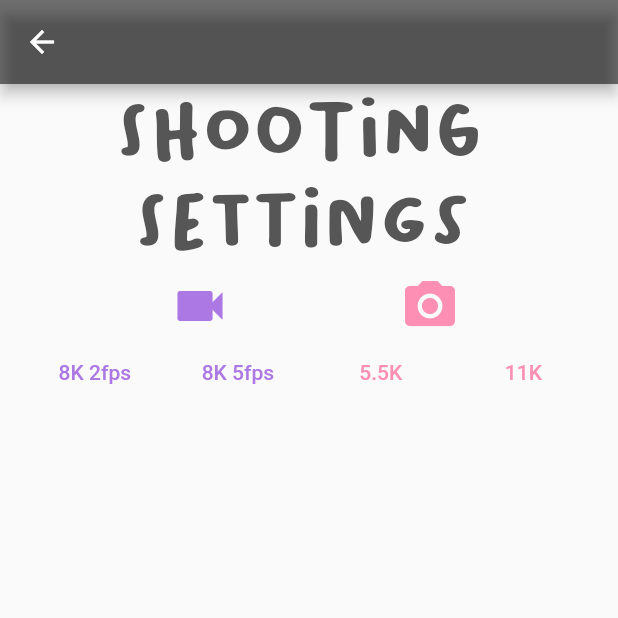
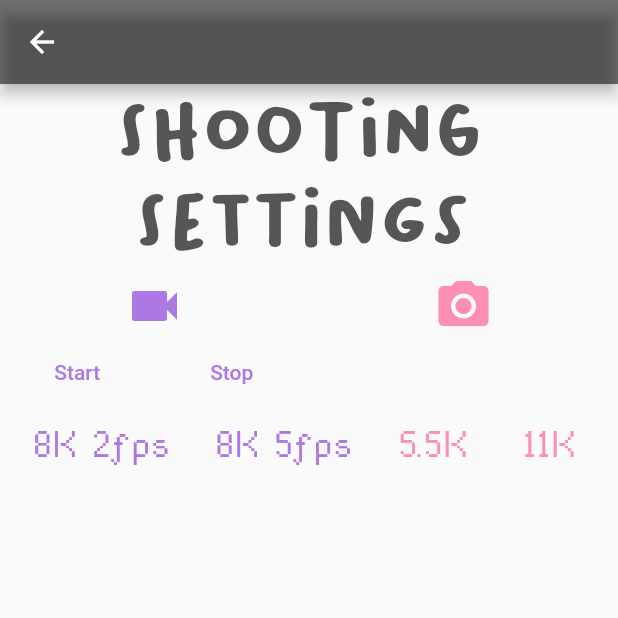
Before and after one commit to caitlynbakery/theta_x_bloc, a Flutter app: the VideoSettings screen opened directly, on a phone screen of 412 x 824 dp, the top half of it. Run offline on Flutter 3.47's test engine with Material 2 defaults, Android fonts, the phone set to English and light mode, and no system bars; our stand-ins replace bloc, equatable, flutter_bloc; missing offline and left inert: panorama.

Commit message:
added video start/stop buttons

```diff
--- a/lib/blocs/theta/theta_event.dart
+++ b/lib/blocs/theta/theta_event.dart
@@ -39,3 +39,7 @@ class SetVideo2FPSEvent extends ThetaEvent {}
 class SetImage5KEvent extends ThetaEvent {}
 
 class SetImage11KEvent extends ThetaEvent {}
+
+class StartCaptureEvent extends ThetaEvent {}
+
+class StopCaptureEvent extends ThetaEvent {}
--- a/lib/view/screens/video_settings.dart
+++ b/lib/view/screens/video_settings.dart
@@ -30,7 +30,9 @@ class VideoSettings extends StatelessWidget {
               Row(
                 mainAxisAlignment: MainAxisAlignment.spaceEvenly,
                 children: [
-                  IconButton(
+                  Expanded(
+                    flex: 2,
+                    child: IconButton(
                         onPressed: () {
                           context.read<ThetaBloc>().add(SetVideoModeEvent());
                         },
@@ -39,7 +41,10 @@ class VideoSettings extends StatelessWidget {
                           size: 40,
                           color: Color.fromARGB(255, 172, 120, 227),
                         )),
-                  IconButton(
+                  ),
+                  Expanded(
+                    flex: 2,
+                    child: IconButton(
                         onPressed: () {
                           context.read<ThetaBloc>().add(SetImageModeEvent());
                         },
@@ -47,7 +52,39 @@ class VideoSettings extends StatelessWidget {
                           Icons.camera_alt,
                           size: 40,
                           color: Color.fromARGB(255, 252, 143, 179),
-                      ))
+                        )),
+                  )
+                ],
+              ),
+              Row(
+                mainAxisAlignment: MainAxisAlignment.center,
+                children: [
+                  Expanded(
+                    flex: 1,
+                    child: TextButton(
+                        onPressed: () {
+                          context.read<ThetaBloc>().add(StartCaptureEvent());
+                        },
+                        child: Text(
+                          "Start",
+                          style: TextStyle(
+                              color: Color.fromARGB(255, 172, 120, 227)),
+                        )),
+                  ),
+                  Expanded(
+                    flex: 1,
+                    child: TextButton(
+                      onPressed: () {
+                        context.read<ThetaBloc>().add(StopCaptureEvent());
+                      },
+                      child: Text(
+                        "Stop",
+                        style: TextStyle(
+                            color: Color.fromARGB(255, 172, 120, 227)),
+                      ),
+                    ),
+                  ),
+                  Expanded(flex: 2, child: Container())
                 ],
               ),
               Row(
@@ -60,6 +97,8 @@ class VideoSettings extends StatelessWidget {
                       child: Text(
                         "8K 2fps",
                         style: TextStyle(
+                            fontFamily: 'RainyHearts',
+                            fontSize: 30,
                             color: Color.fromARGB(255, 172, 120, 227)),
                       )),
                   TextButton(
@@ -69,6 +108,8 @@ class VideoSettings extends StatelessWidget {
                       child: Text(
                         "8K 5fps",
                         style: TextStyle(
+                            fontFamily: 'RainyHearts',
+                            fontSize: 30,
                             color: Color.fromARGB(255, 172, 120, 227)),
                       )),
                   TextButton(
@@ -78,6 +119,8 @@ class VideoSettings extends StatelessWidget {
                       child: Text(
                         "5.5K",
                         style: TextStyle(
+                            fontFamily: 'RainyHearts',
+                            fontSize: 30,
                             color: Color.fromARGB(255, 252, 143, 179)),
                       )),
                   TextButton(
@@ -87,10 +130,12 @@ class VideoSettings extends StatelessWidget {
                       child: Text(
                         "11K",
                         style: TextStyle(
+                            fontFamily: 'RainyHearts',
+                            fontSize: 30,
                             color: Color.fromARGB(255, 252, 143, 179)),
                       ))
                 ],
-              )
+              ),
             ],
           ),
         );
--- a/pubspec.yaml
+++ b/pubspec.yaml
@@ -83,9 +83,9 @@ flutter:
         - asset: assets/fonts/BaksoSapi.otf
   #       - asset: fonts/Schyler-Italic.ttf
   #         style: italic
-  #   - family: Trajan Pro
-  #     fonts:
-  #       - asset: fonts/TrajanPro.ttf
+    - family: RainyHearts
+      fonts:
+        - asset: assets/fonts/rainyhearts.ttf
   #       - asset: fonts/TrajanPro_Bold.ttf
   #         weight: 700
   #
```
Also changed, not shown: lib/blocs/theta/theta_bloc.dart (+16 -0 lines), assets/fonts/rainyhearts.ttf (added). Lines whose indentation alone changed are shown as unchanged.
